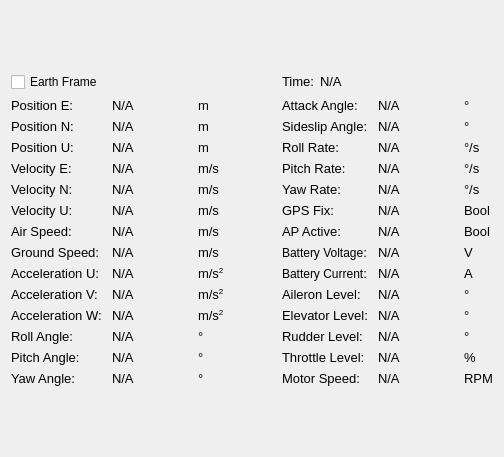
This is src/ground_station/src/Widgets/forms/WidgetSensorData.ui in MacProSector/uavEE as Qt 5 draws it before an edit. The edited form follows.
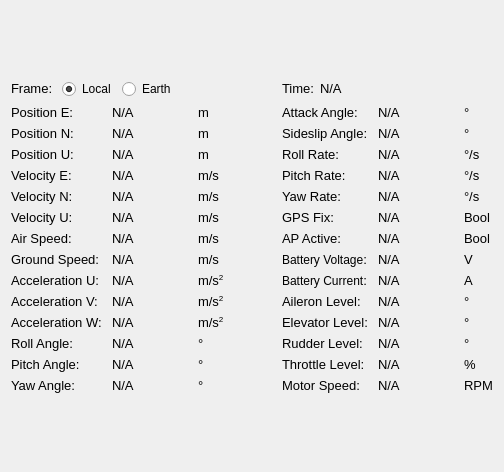
This is the edited form.

Commit message: Redesigned frame selection interface.

Patch:
```diff
--- a/src/ground_station/src/Widgets/forms/WidgetSensorData.ui
+++ b/src/ground_station/src/Widgets/forms/WidgetSensorData.ui
@@ -7,7 +7,7 @@
     <x>0</x>
     <y>0</y>
     <width>504</width>
-    <height>457</height>
+    <height>472</height>
    </rect>
   </property>
   <property name="sizePolicy">
@@ -34,21 +34,47 @@
     </spacer>
    </item>
    <item>
-    <layout class="QHBoxLayout" name="horizontalLayout_6">
+    <layout class="QHBoxLayout" name="horizontalLayout_7">
      <item>
       <layout class="QVBoxLayout" name="verticalLayout_8">
        <item>
-        <layout class="QHBoxLayout" name="horizontalLayout_4">
+        <layout class="QHBoxLayout" name="horizontalLayout_6">
          <item>
-          <widget class="QCheckBox" name="earthFrameCheckBox">
+          <widget class="QLabel" name="frameLabel">
+           <property name="font">
+            <font>
+             <pointsize>7</pointsize>
+            </font>
+           </property>
            <property name="text">
-            <string>Earth Frame</string>
+            <string>&lt;html&gt;&lt;head/&gt;&lt;body&gt;&lt;p&gt;&lt;span style=&quot; font-size:10pt;&quot;&gt;Frame: &lt;/span&gt;&lt;/p&gt;&lt;/body&gt;&lt;/html&gt;</string>
            </property>
-           <property name="checked">
-            <bool>false</bool>
+           <property name="alignment">
+            <set>Qt::AlignLeading|Qt::AlignLeft|Qt::AlignVCenter</set>
            </property>
           </widget>
          </item>
+         <item>
+          <layout class="QHBoxLayout" name="horizontalLayout_4">
+           <item>
+            <widget class="QRadioButton" name="frameLocalRadioButton">
+             <property name="text">
+              <string>Local</string>
+             </property>
+             <property name="checked">
+              <bool>true</bool>
+             </property>
+            </widget>
+           </item>
+           <item>
+            <widget class="QRadioButton" name="frameEarthRadioButton">
+             <property name="text">
+              <string>Earth</string>
+             </property>
+            </widget>
+           </item>
+          </layout>
+         </item>
          <item>
           <spacer name="horizontalSpacer_3">
            <property name="orientation">
```
The commit also changes 1 other file.
